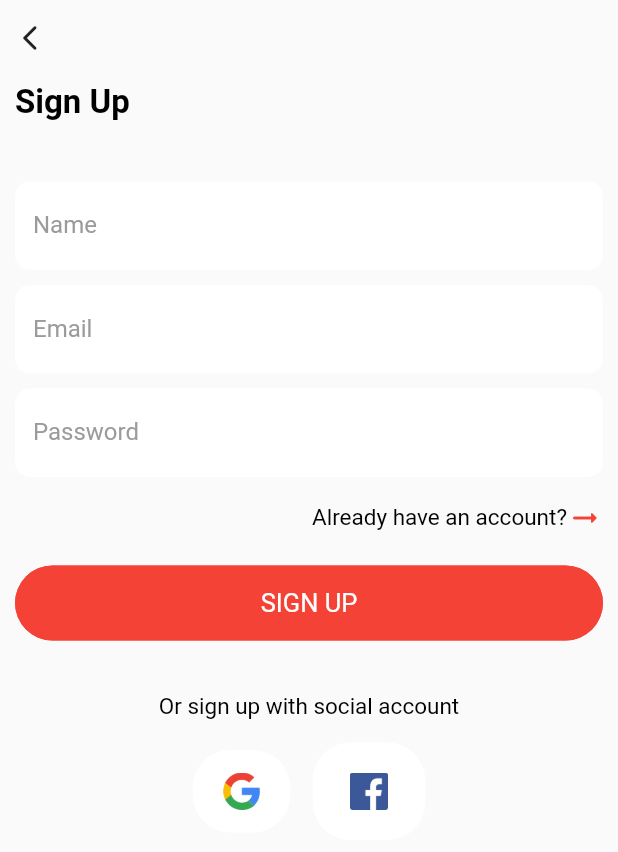
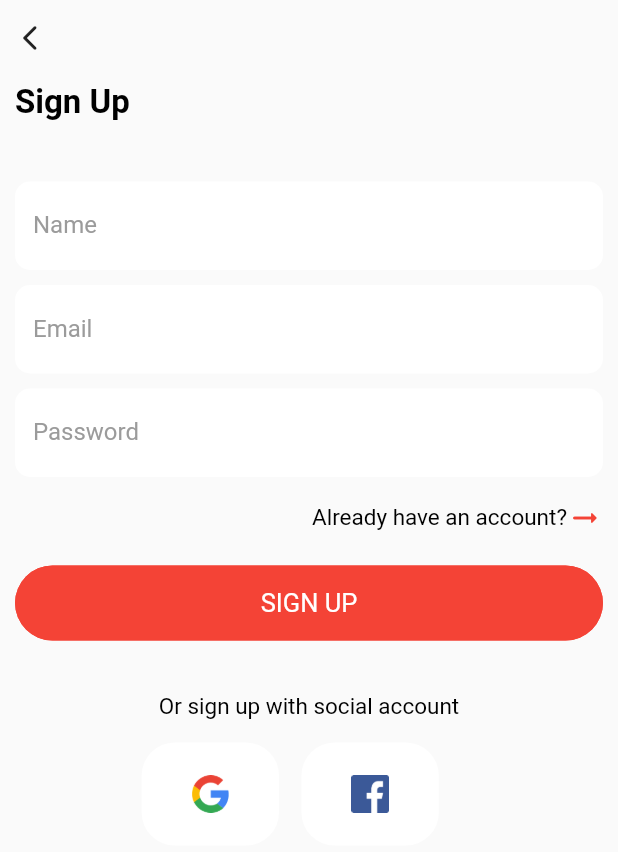
Before and after one commit to yasirbscs2020/e_commerce_app_fashion_sale, a Flutter app: the screen it shows after launch, on a phone screen of 412 x 824 dp. Shown: the top 852 px of the screen. Run offline on Flutter 3.47's test engine with Material 2 defaults, Android fonts, the phone set to English and light mode, and no system bars.

Commit message:
signup forgotpassword screen completed

```diff
--- a/lib/ui/anonymous/sign_up/sign_up_screen.dart
+++ b/lib/ui/anonymous/sign_up/sign_up_screen.dart
@@ -1,5 +1,7 @@
 import 'package:e_commerce_app_fashion_sale/constants/colors.dart';
 import 'package:e_commerce_app_fashion_sale/constants/consts_image_paths.dart';
+import 'package:e_commerce_app_fashion_sale/ui/anonymous/login/login_screen.dart';
+import 'package:e_commerce_app_fashion_sale/ui/anonymous/widget/container_with_icon_widget.dart';
 import 'package:e_commerce_app_fashion_sale/widgets/common/buttons/back_button.dart';
 import 'package:e_commerce_app_fashion_sale/widgets/common/buttons/cms_primary_button.dart';
 import 'package:e_commerce_app_fashion_sale/widgets/common/text_styles/cms_text_style.dart';
@@ -45,8 +47,14 @@ class SignUpPage extends StatelessWidget {
                       const CmsTextBoxWidget(
                           hintText: "password", labelText: "Password"),
                       cmsSizedBox(height: 15),
-                      InkWell(
-                        onTap: () {},
+                      GestureDetector(
+                        onTap: () {
+                          Navigator.push(
+                            context,
+                            MaterialPageRoute(
+                                builder: (context) => const LoginPage()),
+                          );
+                        },
                         child: Row(
                           mainAxisAlignment: MainAxisAlignment.end,
                           children: [
@@ -82,27 +90,12 @@ class SignUpPage extends StatelessWidget {
                       Row(
                         mainAxisAlignment: MainAxisAlignment.center,
                         children: [
-                          Container(
-                            padding: const EdgeInsets.only(
-                                left: 20, right: 20, top: 15, bottom: 15),
-                            decoration: BoxDecoration(
-                                color: ColorPathConstants.whiteColor,
-                                borderRadius: BorderRadius.circular(25)),
-                            child: Image.asset(
-                                ImagePathConstants.googleIconPath,
-                                height: 25),
-                          ),
+                          const ContainerWithIcon(
+                              imagePath: ImagePathConstants.googleIconPath),
                           cmsSizedBox(width: 15),
-                          Container(
-                            padding: const EdgeInsets.only(
-                                left: 25, right: 25, top: 20, bottom: 20),
-                            decoration: BoxDecoration(
-                                color: ColorPathConstants.whiteColor,
-                                borderRadius: BorderRadius.circular(25)),
-                            child: Image.asset(
-                                ImagePathConstants.faceBookIconPath,
-                                height: 25),
-                          ),
+                          const ContainerWithIcon(
+                              imagePath: ImagePathConstants.faceBookIconPath),
+                          cmsSizedBox(width: 25),
                         ],
                       )
                     ],
--- /dev/null
+++ b/lib/ui/anonymous/widget/container_with_icon_widget.dart
@@ -0,0 +1,26 @@
+import 'package:e_commerce_app_fashion_sale/constants/colors.dart';
+import 'package:e_commerce_app_fashion_sale/widgets/common/csm_base_widget.dart';
+import 'package:flutter/material.dart';
+
+class ContainerWithIcon extends StatelessWidget {
+  const ContainerWithIcon({required this.imagePath, super.key});
+  final String imagePath;
+
+  @override
+  Widget build(BuildContext context) {
+    return CmsBaseWidget(
+      builder: (context, sizingInformation) {
+        return Container(
+          height: sizingInformation.screenSize.width / 6,
+          width: sizingInformation.screenSize.width / 4.5,
+          decoration: BoxDecoration(
+              color: ColorPathConstants.whiteColor,
+              borderRadius: BorderRadius.circular(22)),
+          child: Center(
+            child: Image.asset(imagePath, height: 25),
+          ),
+        );
+      },
+    );
+  }
+}
```
Also changed, not shown: lib/ui/anonymous/forgot_password.dart (added, +63 -0 lines), lib/ui/anonymous/login/login_screen.dart (+89 -9 lines).
